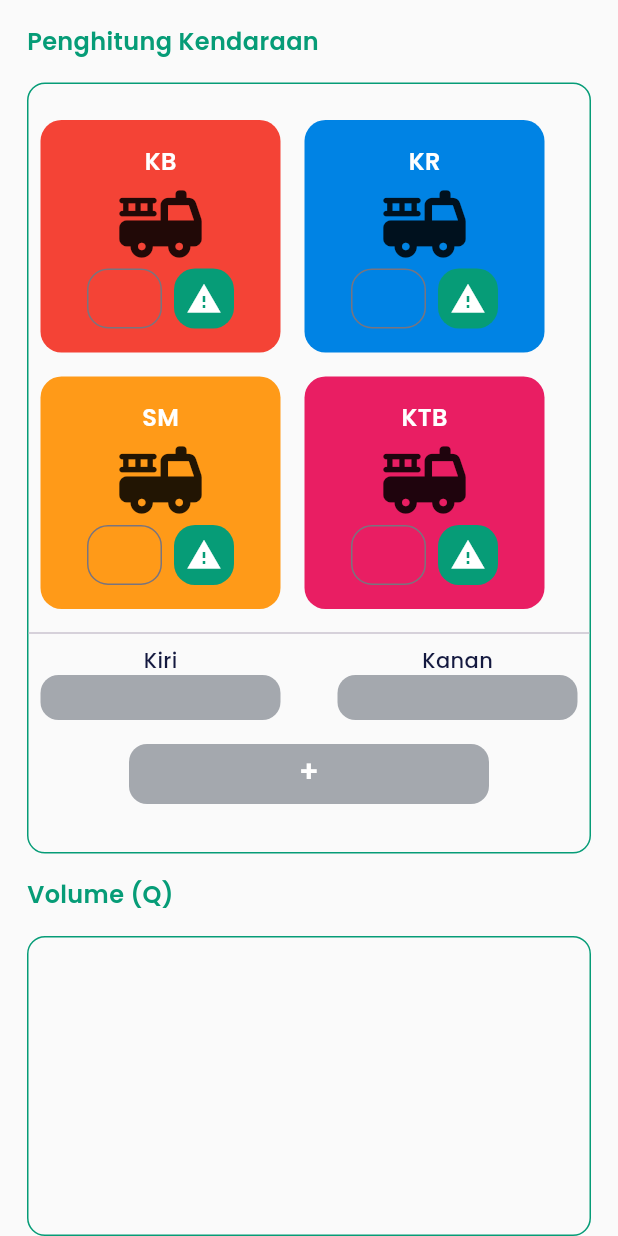
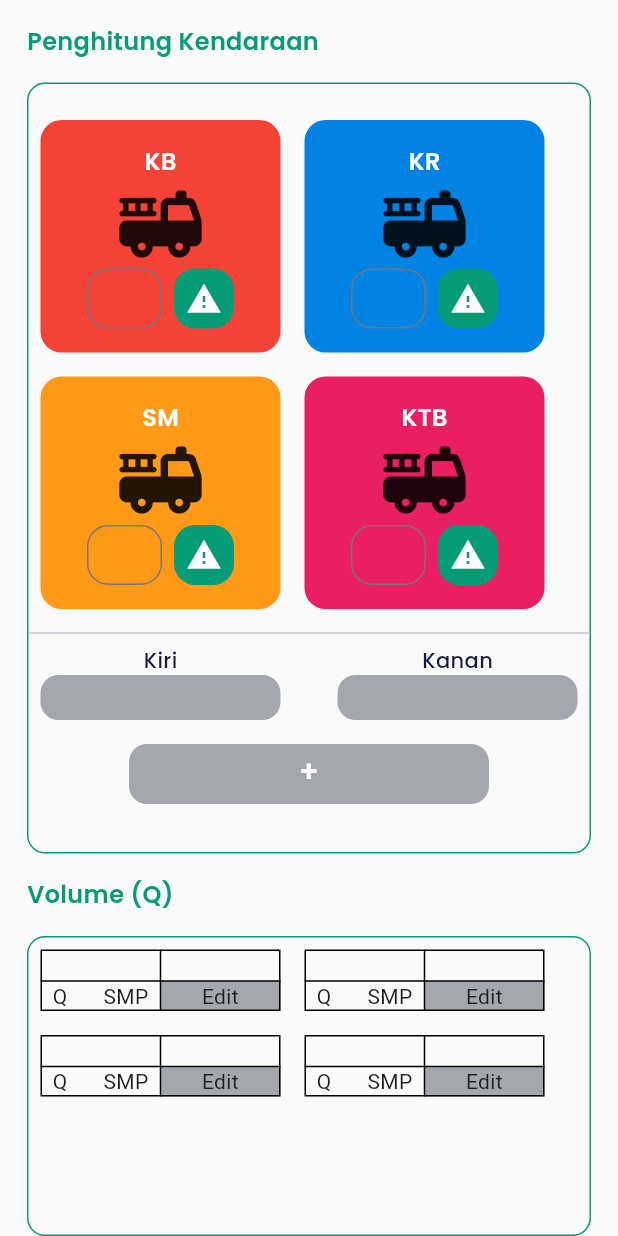
Before and after one commit to hafizzibrahim/RakjaOk, a Flutter app: the PenghitungKendaraanPage screen opened by its route, on a phone screen of 412 x 824 dp. Run offline on Flutter 3.47's test engine with Material 3 defaults, Android fonts, the light colour scheme and no system bars; our stand-ins replace curved_navigation_bar, google_fonts.

Commit message:
update layout

```diff
--- a/lib/page/penghitung_kendaraan_page.dart
+++ b/lib/page/penghitung_kendaraan_page.dart
@@ -33,6 +33,15 @@ class PenghitungKendaraanPage extends StatelessWidget {
             decoration: BoxDecoration(
               borderRadius: BorderRadius.circular(12),
               border: Border.all(color: greenColor),
+            ),
+            child: Wrap(
+              children: [
+                volumeTable(),
+                volumeTable(),
+                volumeTable(),
+                volumeTable(),
+
+              ],
             ),
           ),
         ],
@@ -79,6 +88,49 @@ class PenghitungKendaraanPage extends StatelessWidget {
             ),
             child: Text('+', style: whiteTextStyle.copyWith(fontWeight: semiBold, fontSize: 20),textAlign: TextAlign.center,),
           ),
+        ),
+      ),
+    );
+  }
+
+
+  Widget volumeTable(){
+    return Padding(
+      padding: const EdgeInsets.all(8),
+      child: Container(
+        width: 160,
+        decoration: BoxDecoration(
+          borderRadius: BorderRadius.circular(14)
+        ),
+        child: Table(
+            border: TableBorder.all(),
+            children: [
+              TableRow(
+                  children :[
+                  Text('', textAlign: TextAlign.center,),
+                  Text('', textAlign: TextAlign.center),
+              ]),
+              TableRow(
+                  children :[
+                    Padding(
+                      padding: const EdgeInsets.symmetric(horizontal: 8),
+                      child: Row(
+                        mainAxisAlignment: MainAxisAlignment.spaceBetween,
+                        children: [
+                          Text('Q'),
+                          Text('SMP')
+                        ],
+                      ),
+                    ),
+                    GestureDetector(
+                      onTap: (){},
+                      child: Container(
+                          color: greyColor,
+                          child: Text('Edit', textAlign: TextAlign.center,)
+                      ),
+                    ),
+              ]),
+            ]
         ),
       ),
     );
```
